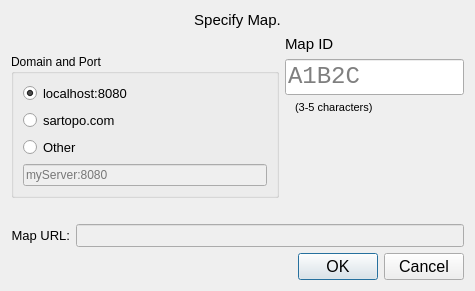
First picture: the form in specifyMapDialog.ui, repository ncssar/plans_console, before the edit.
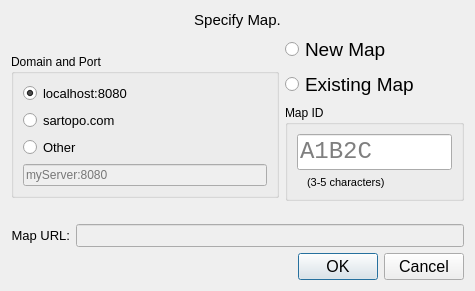
Second picture: the form after the edit.

The edit to the form file:
```diff
--- a/specifyMapDialog.ui
+++ b/specifyMapDialog.ui
@@ -157,23 +157,58 @@
         <enum>QLayout::SetDefaultConstraint</enum>
        </property>
        <item>
-        <widget class="QLabel" name="mapIdLabel">
+        <widget class="QRadioButton" name="newMapRadioButton">
          <property name="sizePolicy">
-          <sizepolicy hsizetype="Minimum" vsizetype="Preferred">
+          <sizepolicy hsizetype="Expanding" vsizetype="Preferred">
            <horstretch>0</horstretch>
            <verstretch>0</verstretch>
           </sizepolicy>
          </property>
          <property name="font">
           <font>
-           <pointsize>11</pointsize>
+           <pointsize>14</pointsize>
           </font>
          </property>
          <property name="text">
+          <string>New Map</string>
+         </property>
+         <attribute name="buttonGroup">
+          <string notr="true">mapSourceButtonGroup</string>
+         </attribute>
+        </widget>
+       </item>
+       <item>
+        <widget class="QRadioButton" name="existingMapRadioButton">
+         <property name="sizePolicy">
+          <sizepolicy hsizetype="Minimum" vsizetype="Expanding">
+           <horstretch>0</horstretch>
+           <verstretch>0</verstretch>
+          </sizepolicy>
+         </property>
+         <property name="font">
+          <font>
+           <pointsize>14</pointsize>
+          </font>
+         </property>
+         <property name="text">
+          <string>Existing Map</string>
+         </property>
+         <attribute name="buttonGroup">
+          <string notr="true">mapSourceButtonGroup</string>
+         </attribute>
+        </widget>
+       </item>
+       <item>
+        <widget class="QGroupBox" name="mapIDGroupBox">
+         <property name="font">
+          <font>
+           <pointsize>9</pointsize>
+          </font>
+         </property>
+         <property name="title">
           <string>Map ID</string>
          </property>
-        </widget>
-       </item>
+         <layout class="QVBoxLayout" name="verticalLayout">
        <item>
         <widget class="QLineEdit" name="mapIDField">
          <property name="sizePolicy">
@@ -219,6 +254,9 @@
          </property>
         </widget>
        </item>
+         </layout>
+        </widget>
+       </item>
        <item>
         <spacer name="verticalSpacer">
          <property name="orientation">
```
Left out of the diff: 1 changed line with no effect on the pictures. Lines whose indentation alone changed are shown as unchanged.
